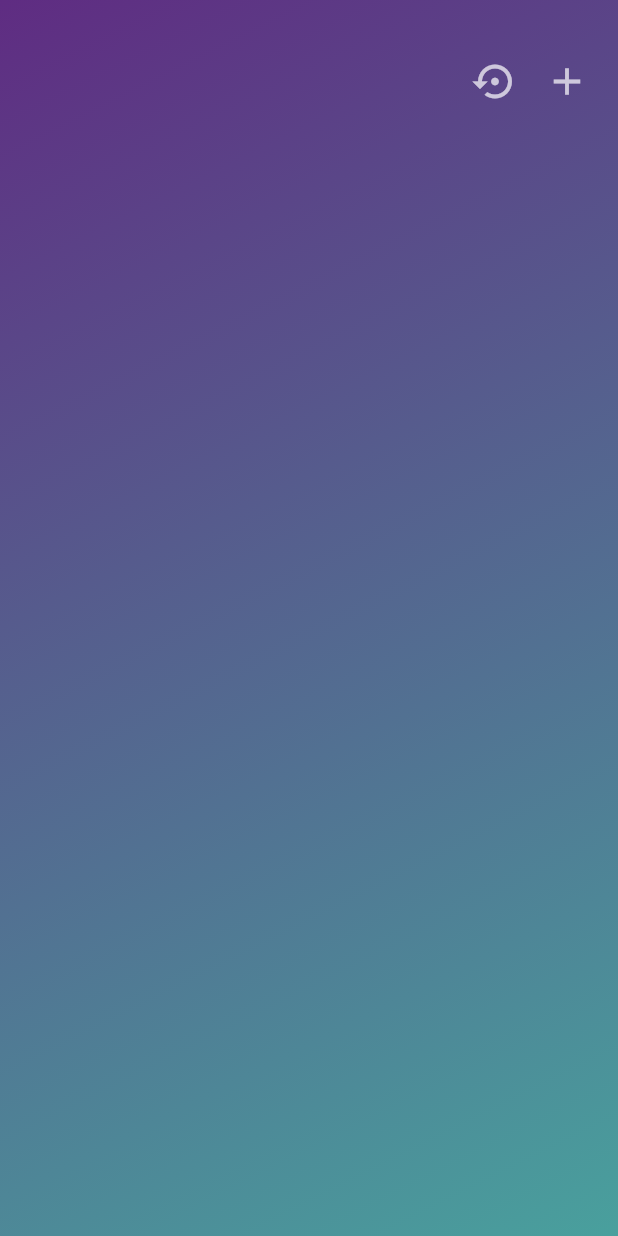
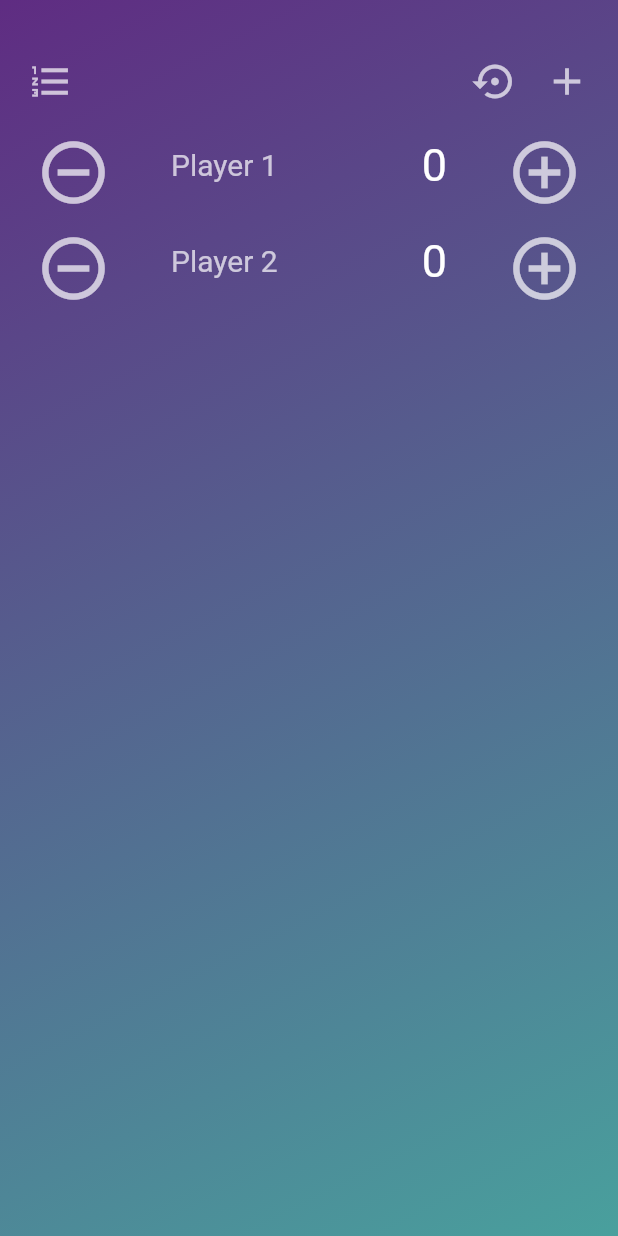
Before and after one commit to thethirdtomas/Score-Keeper, a Flutter app: the screen it shows after launch, on a phone screen of 412 x 824 dp. Run offline on Flutter 3.47's test engine with Material 2 defaults, Android fonts, the phone set to English and light mode, and no system bars.

```diff
--- a/lib/main.dart
+++ b/lib/main.dart
@@ -12,7 +12,11 @@ class MyApp extends StatelessWidget {
       theme: new ThemeData(
         primaryColor: Colors.white,
       ),
-      home: ScoreKeeper(),
+
+      routes: {
+        '/': (context) =>ScoreKeeper()
+      },
+      initialRoute: '/',
     );
   }
 }
--- a/lib/player.dart
+++ b/lib/player.dart
@@ -3,9 +3,9 @@ class Player{
   String _name;
   int _score;
 
-  Player(String _name, int _score){
+  Player(String _name){
     this._name = _name;
-    this._score = _score;
+    this._score = 0;
   }
   String getName(){
     return _name;
--- a/lib/scorekeeper.dart
+++ b/lib/scorekeeper.dart
@@ -1,5 +1,6 @@
 import 'package:flutter/material.dart';
 import 'player.dart';
+import 'results.dart';
 
 class ScoreKeeper extends StatefulWidget {
   @override
@@ -10,6 +11,11 @@ class ScoreKeeperState extends State<ScoreKeeper> {
 
   List<Player> players = List();
   final int maxPlayers = 100;
+
+  ScoreKeeperState(){
+    players.add(Player("Player 1"));
+    players.add(Player("Player 2"));
+  }
 
   @override
   Widget build(BuildContext context) {
@@ -29,7 +35,19 @@ class ScoreKeeperState extends State<ScoreKeeper> {
             Container(
               margin: EdgeInsets.only(left: 10, right: 10, top:30, bottom: 0),
               child: Row(
-                mainAxisAlignment: MainAxisAlignment.end,
+                mainAxisAlignment: MainAxisAlignment.spaceBetween,
+                children: <Widget>[
+                  Row(
+                    children: <Widget>[
+                      IconButton(
+                        icon: Icon(Icons.format_list_numbered,color: Colors.white70),
+                        iconSize: 30,
+                        onPressed: results,
+                      ),
+                    ],
+                  ),
+                  //Text("Score Keeper", style: TextStyle(fontSize: 20,color: Colors.white70)),
+                  Row(
                     children: <Widget>[
                       IconButton(
                         icon: Icon(Icons.settings_backup_restore,color: Colors.white70),
@@ -40,7 +58,9 @@ class ScoreKeeperState extends State<ScoreKeeper> {
                         icon: Icon(Icons.add, color: Colors.white70,),
                         iconSize: 30,
                         onPressed: () => addPlayer(players.length+1),
-                  )
+                     ),
+                    ],
+                  ),
                 ],
               ),
             ),
@@ -58,12 +78,19 @@ class ScoreKeeperState extends State<ScoreKeeper> {
     );
   }
 
+  results(){
+    Navigator.push(
+      context,
+      MaterialPageRoute(
+        builder: (context) => Results(players),
+      )
+    );
+  }
+
   reset(){
     setState(() {
       players.clear();
-
     });
-
   }
 
   addPlayer(int position)
@@ -72,7 +99,13 @@ class ScoreKeeperState extends State<ScoreKeeper> {
       return;
 
     setState(() {
-      players.add(Player("Player $position", 0));
+      if(players.isEmpty)
+      {
+        players.add(Player("Player $position"));
+        players.add(Player("Player ${position+1}"));
+        return;
+      }
+      players.add(Player("Player $position"));
     });
   }
 }
```
Also changed, not shown: lib/results.dart (added, +74 -0 lines), 12 other files. Lines whose indentation alone changed are shown as unchanged.
